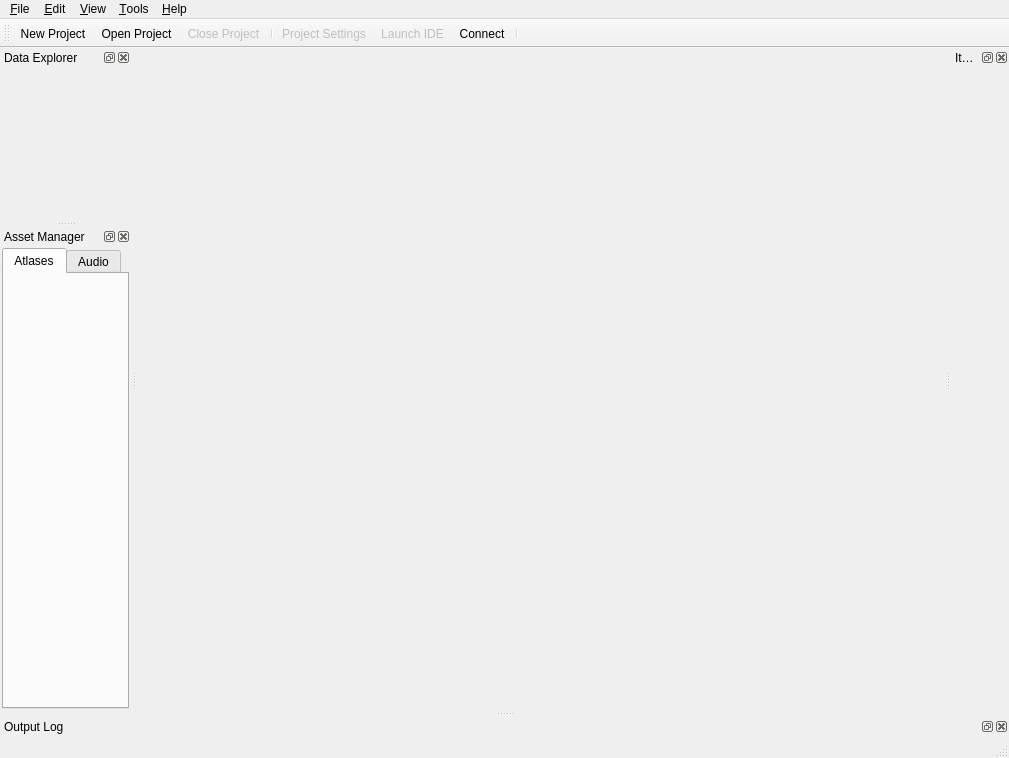
This is Harmony/src/Editor/MainWindow.ui in GameOverture/HarmonyEngine as Qt 5 draws it before an edit. The edited form follows.
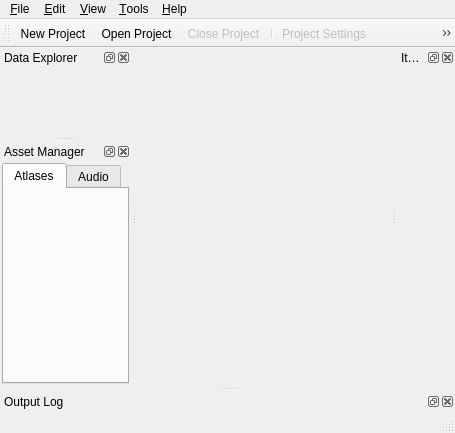
This is the edited form. Icons and pictures are not drawn. Custom widgets are drawn as their Qt base class.

Commit message: something with .ui file

The edit to the form file:
```diff
--- a/Harmony/src/Editor/MainWindow.ui
+++ b/Harmony/src/Editor/MainWindow.ui
@@ -6,8 +6,8 @@
    <rect>
     <x>0</x>
     <y>0</y>
-    <width>1009</width>
-    <height>758</height>
+    <width>455</width>
+    <height>433</height>
    </rect>
   </property>
   <property name="windowTitle">
@@ -55,7 +55,7 @@
     <rect>
      <x>0</x>
      <y>0</y>
-     <width>1009</width>
+     <width>455</width>
      <height>21</height>
     </rect>
    </property>
```
